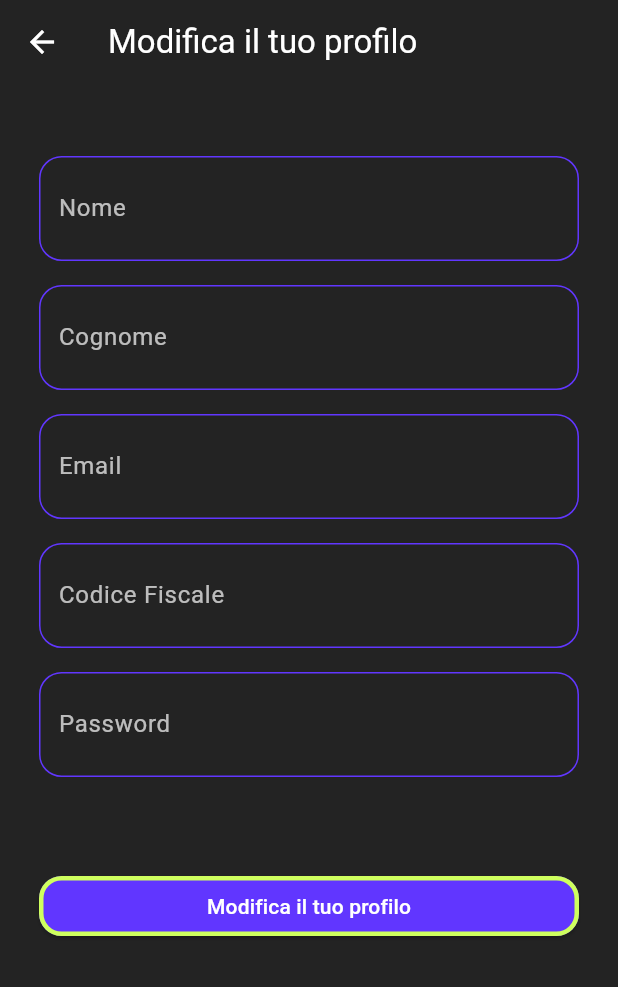
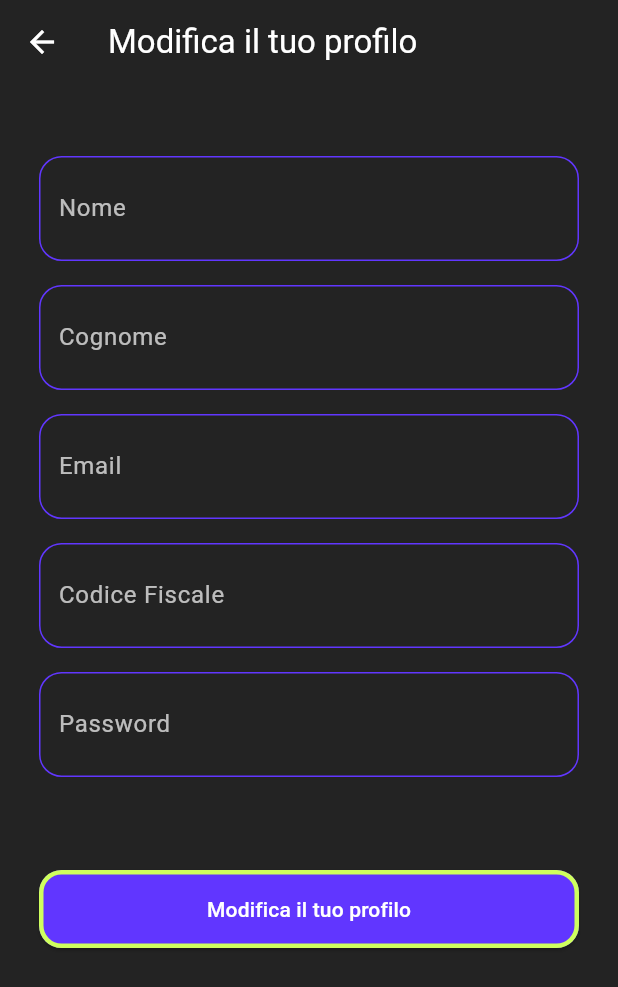
Before and after one commit to bubu-gigi/progmobile_flutter, a Flutter app: the HomeAdminScreen screen opened by its route, after a tap on "Modifica il tuo profilo", on a phone screen of 412 x 824 dp. Shown: the top 987 px of the screen. Run offline on Flutter 3.47's test engine with Material 3 defaults, Android fonts, the phone set to English and light mode, and no system bars; our stand-ins replace cloud_firestore, firebase_auth, firebase_core, flutter_riverpod, freezed_annotation, geocoding and 2 more; missing offline and left inert: flutter_google_places_sdk; accounts and stored records are empty.

Commit message:
new components button

```diff
--- /dev/null
+++ b/lib/ui/components/button.dart
@@ -0,0 +1,51 @@
+import 'package:flutter/material.dart';
+
+class Button extends StatelessWidget {
+  final String label;
+  final VoidCallback onPressed;
+  final bool isLoading;
+  final double? width;
+  final Color? backgroundColor;
+  final Color? textColor;
+  final BorderSide? borderSide;
+
+  const Button({
+    super.key,
+    required this.label,
+    required this.onPressed,
+    this.isLoading = false,
+    this.width,
+    this.backgroundColor,
+    this.textColor,
+    this.borderSide,
+  });
+
+  @override
+  Widget build(BuildContext context) {
+    return SizedBox(
+      width: width ?? double.infinity,
+      child: ElevatedButton(
+        onPressed: isLoading ? null : onPressed,
+        style: ElevatedButton.styleFrom(
+          padding: const EdgeInsets.symmetric(vertical: 16),
+          backgroundColor: backgroundColor ?? const Color(0xFF6136FF),
+          foregroundColor: textColor ?? Colors.white,
+          side: borderSide ?? const BorderSide(color: Color(0xFFCFFF5E), width: 3),
+          shape: RoundedRectangleBorder(
+            borderRadius: BorderRadius.circular(15),
+          ),
+        ),
+        child: isLoading
+            ? const SizedBox(
+          height: 20,
+          width: 20,
+          child: CircularProgressIndicator(
+            strokeWidth: 2,
+            color: Colors.white,
+          ),
+        )
+            : Text(label),
+      ),
+    );
+  }
+}
--- a/lib/ui/components/user_form.dart
+++ b/lib/ui/components/user_form.dart
@@ -1,4 +1,6 @@
 import 'package:flutter/material.dart';
+
+import 'button.dart';
 
 class UserForm extends StatelessWidget {
   final String title;
@@ -56,21 +58,11 @@ class UserForm extends StatelessWidget {
               if (onPasswordChanged != null && passwordController != null)
                 _buildTextField(passwordController!, 'Password', onPasswordChanged!, obscureText: true),
               const SizedBox(height: 54),
-              isLoading
-                  ? const Center(child: CircularProgressIndicator())
-                  : ElevatedButton(
+              Button(
+                label: title,
                 onPressed: onSubmit,
-                style: ElevatedButton.styleFrom(
-                  backgroundColor: Color(0xFF6136FF),
-                  foregroundColor: Colors.white,
-                  side: const BorderSide(color: Color(0xFFCFFF5E), width: 3), // bordo
-                  shape: RoundedRectangleBorder(
-                    borderRadius: BorderRadius.circular(15),
-                  ),
-                ),
-                child: Text(title),
+                isLoading: isLoading,
               ),
-
             ],
           ),
         ),
--- a/lib/ui/home_admin_screen.dart
+++ b/lib/ui/home_admin_screen.dart
@@ -1,7 +1,8 @@
 import 'package:flutter/material.dart';
 import 'package:progmobile_flutter/core/routes.dart';
 
-// Schermata principale dell'amministratore dopo il login
+import 'components/button.dart';
+
 class HomeAdminScreen extends StatelessWidget {
   const HomeAdminScreen({super.key});
 
@@ -12,7 +13,7 @@ class HomeAdminScreen extends StatelessWidget {
         decoration: BoxDecoration(
           image: DecorationImage(
             image: AssetImage('assets/image1/sfondi4.png'),
-            fit: BoxFit.cover, // Adatta l'immagine
+            fit: BoxFit.cover,
           ),
         ),
         child: Center(
@@ -23,67 +24,31 @@ class HomeAdminScreen extends StatelessWidget {
               const Text(
                 'BENVENUTO!',
                 style: TextStyle(
-                  fontSize: 30, // Scegli una dimensione maggiore
-                  fontWeight: FontWeight.bold, // Imposta il grassetto
+                  fontSize: 30,
+                  fontWeight: FontWeight.bold,
                   color: Colors.white,
                 ),
               ),
               const SizedBox(height: 30),
-              // Bottone per modificare il profilo dell'amministratore
-              ElevatedButton(
+              Button(
                 onPressed: () {
                   Navigator.pushNamed(context, AppRoutes.editProfile);
                 },
-                child: const Text('Modifica il tuo profilo'),
-                style: ElevatedButton.styleFrom(
-                  foregroundColor: Colors.white, backgroundColor: Color(0xFF6136FF),
-                  padding: EdgeInsets.symmetric(horizontal: 24, vertical: 12),
-                  shape: RoundedRectangleBorder(
-                    borderRadius: BorderRadius.circular(12),
-                    side: BorderSide(
-                      color: Color(0xFFCFFF5E),
-                      width: 2,
-                    ),
-                  ),
-              ),
+                label: 'Modifica il tuo profilo',
               ),
               const SizedBox(height: 24),
-              // Bottone per gestire le strutture
-              ElevatedButton(
+              Button(
                 onPressed: () {
                   Navigator.pushNamed(context, AppRoutes.adminStrutture);
                 },
-                child: const Text('Gestisci strutture'),
-                style: ElevatedButton.styleFrom(
-                  foregroundColor: Colors.white, backgroundColor: Color(0xFF6136FF),
-                  padding: EdgeInsets.symmetric(horizontal: 24, vertical: 12),
-                  shape: RoundedRectangleBorder(
-                    borderRadius: BorderRadius.circular(12),
-                    side: BorderSide(
-                      color: Color(0xFFCFFF5E), // Colore del bordo
-                      width: 2, // Spessore del bordo
-                    ),
-                  ),
-              ),
+                label: 'Gestisci Strutture',
               ),
               const SizedBox(height: 24),
-              // Bottone per gestire prenotazioni
-              ElevatedButton(
+              Button(
                 onPressed: () {
                   Navigator.pushNamed(context, AppRoutes.adminPrenotazioni);
                 },
-                child: const Text('Gestisci prenotazioni'),
-                style: ElevatedButton.styleFrom(
-                  foregroundColor: Colors.white, backgroundColor: Color(0xFF6136FF),
-                  padding: EdgeInsets.symmetric(horizontal: 24, vertical: 12),
-                  shape: RoundedRectangleBorder(
-                    borderRadius: BorderRadius.circular(12),
-                    side: BorderSide(
-                      color: Color(0xFFCFFF5E), // Colore del bordo
-                      width: 2, // Spessore del bordo
-                    ),
-                  ),
-              ),
+                label: 'Gestisci Prenotazioni',
               ),
             ],
 
```
Also changed, not shown: lib/ui/add_card_screen.dart (+4 -5 lines), lib/ui/admin_strutture_screen.dart (+8 -13 lines), lib/ui/components/campo_dialog.dart (+4 -3 lines), lib/ui/home_giocatore_screen.dart (+38 -33 lines), lib/ui/login_screen.dart (+8 -28 lines), lib/ui/register_screen.dart (+0 -8 lines), lib/ui/struttura_dettaglio.dart (+6 -5 lines), lib/ui/struttura_form_screen.dart (+10 -38 lines).
